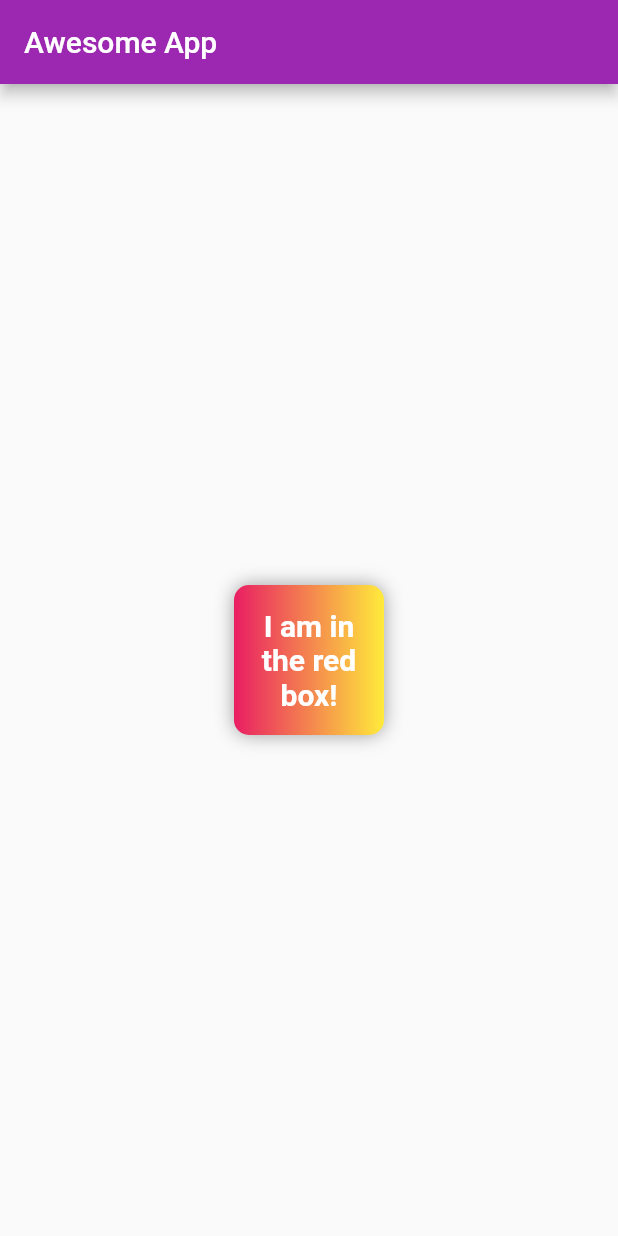
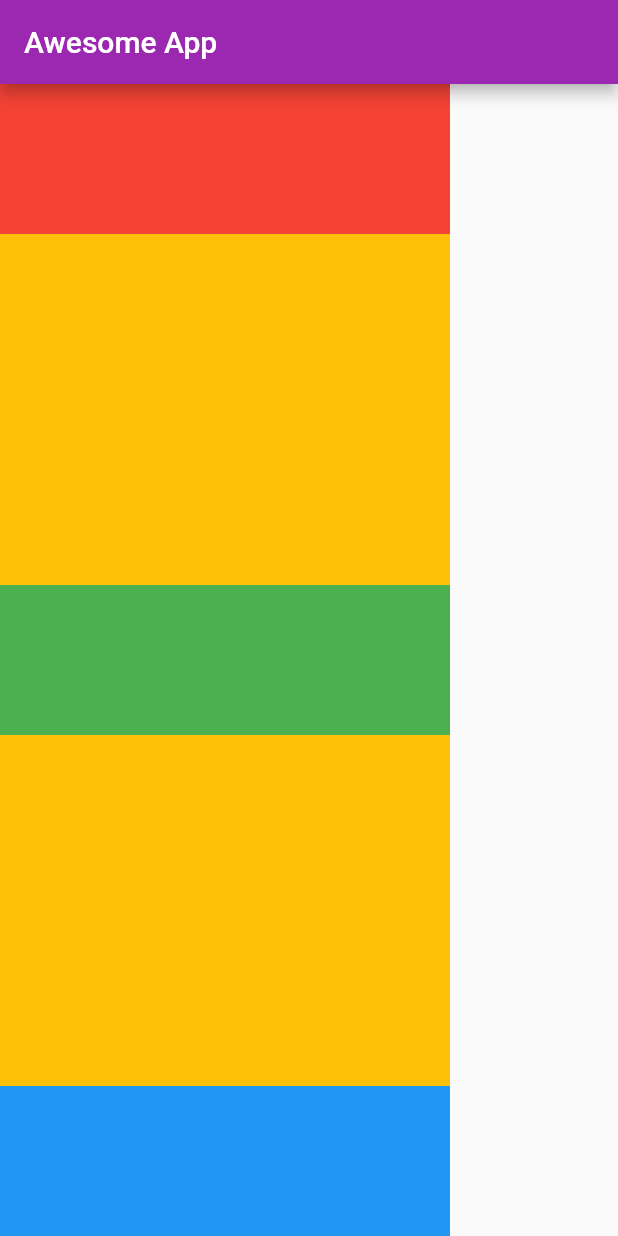
Before and after one commit to irfan87/awesome_flutter_app, a Flutter app: the screen it shows after launch, on a phone screen of 412 x 824 dp. Run offline on Flutter 3.47's test engine with Material 2 defaults, Android fonts, the phone set to English and light mode, and no system bars.

Commit message:
play around with rows and container

```diff
--- a/lib/main.dart
+++ b/lib/main.dart
@@ -19,37 +19,36 @@ class Homepage extends StatelessWidget {
       appBar: AppBar(
         title: Text('Awesome App'),
       ),
-      body: Center(
-        child: Container(
-          padding: const EdgeInsets.all(8),
-          width: 100,
-          height: 100,
-          alignment: Alignment.center,
-          decoration: BoxDecoration(
-            color: Colors.red,
-            borderRadius: BorderRadius.circular(10),
-            boxShadow: [
-              BoxShadow(
-                color: Colors.grey,
-                blurRadius: 10,
-              )
-            ],
-            gradient: LinearGradient(
-              colors: [
-                Colors.pink,
-                Colors.yellow,
-              ],
+      body: Container(
+        color: Colors.amber,
+        width: 300,
+        child: Column(
+          mainAxisAlignment: MainAxisAlignment.spaceBetween,
+          crossAxisAlignment: CrossAxisAlignment.stretch,
+          mainAxisSize: MainAxisSize.max,
+          children: <Widget>[
+            Container(
+              padding: const EdgeInsets.all(8),
+              width: 100,
+              height: 100,
+              color: Colors.red,
+              alignment: Alignment.center,
             ),
-          ),
-          child: Text(
-            'I am in the red box!',
-            textAlign: TextAlign.center,
-            style: TextStyle(
-              fontSize: 20,
-              color: Colors.white,
-              fontWeight: FontWeight.bold,
+            Container(
+              padding: const EdgeInsets.all(8),
+              width: 100,
+              height: 100,
+              color: Colors.green,
+              alignment: Alignment.center,
             ),
-          ),
+            Container(
+              padding: const EdgeInsets.all(8),
+              width: 100,
+              height: 100,
+              color: Colors.blue,
+              alignment: Alignment.center,
+            ),
+          ],
         ),
       ),
     );
```
